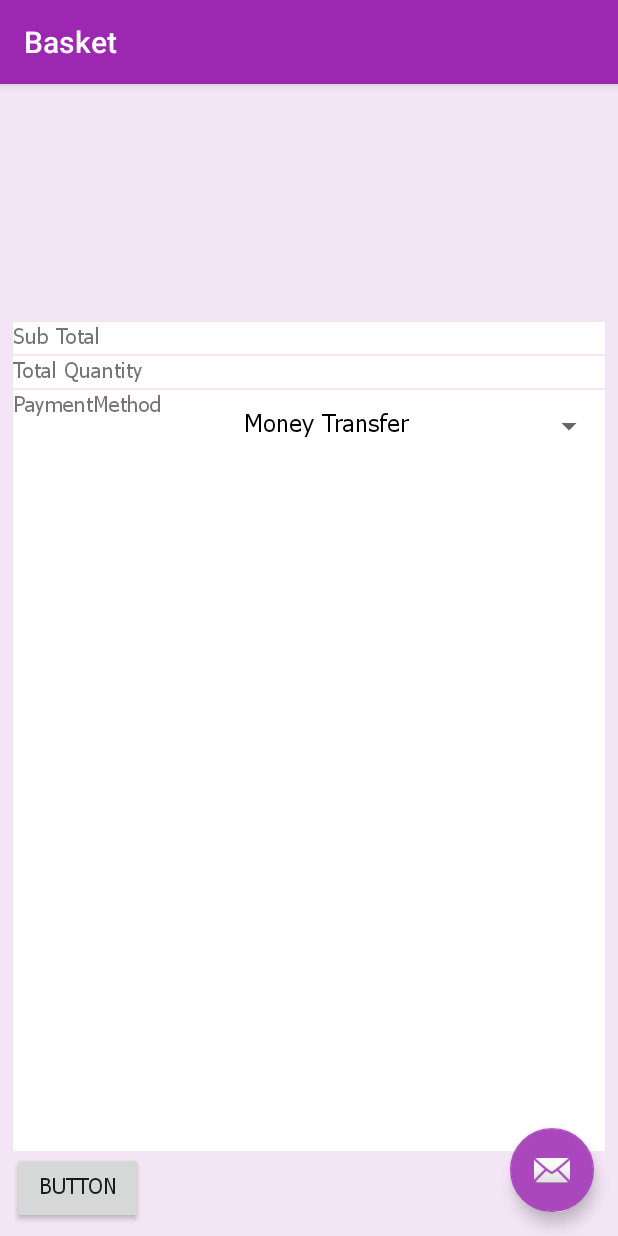
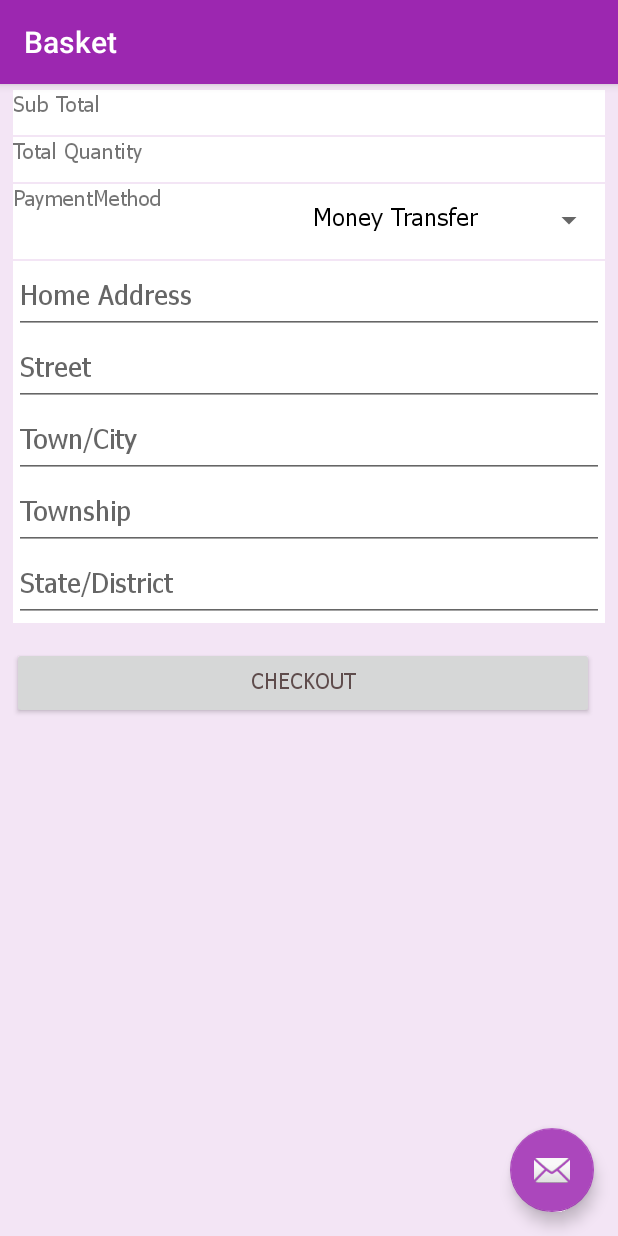
Before and after one commit to phyoaungsi/wb, an Android app: the BasketActivity screen opened directly, with no data from a screen before it, on a phone screen of 412 x 824 dp. Run offline under Robolectric (Android 15) with nearby library versions, the phone set to English and light mode, and no system bars; our stand-ins replace Firebase (no records; nobody signed in at launch, a user with empty details on screens opened directly), Picasso; pictures from the network do not load.

Commit message:
Basket list

```diff
--- a/app/src/main/java/pas/com/mm/shoopingcart/order/BasketActivity.kt
+++ b/app/src/main/java/pas/com/mm/shoopingcart/order/BasketActivity.kt
@@ -39,10 +39,13 @@ class BasketActivity() : AppCompatActivity(), BasketDataCallBack {
         mQuantityText=findViewById<TextView>(R.id.quantity_amount_label)
         mDeliveryTypeSpinner=findViewById<Spinner>(R.id.delivery_type_spinner)
         val items = ArrayList<OrderForm>()
-        adapter = BasketAdapter(this.baseContext, items)
+        adapter = BasketAdapter(this, items)
 
         gridview?.adapter = adapter
-        gridview?.layoutManager = LinearLayoutManager(this)
+        var mLayout:LinearLayoutManager=LinearLayoutManager(this)
+       mLayout.isSmoothScrollbarEnabled=false
+        gridview?.layoutManager = mLayout
+
         val user = FirebaseAuth.getInstance().currentUser
 
         var ddlList = mutableListOf<NameValue>()
@@ -67,8 +70,8 @@ class BasketActivity() : AppCompatActivity(), BasketDataCallBack {
     override fun initDataLoaded(list: MutableList<OrderForm>) {
 
         basketList=list;
-        for(i in 0..basketList.size-1){
-            db.getItemById(basketList.get(i),this)
+        for(i in 0 until basketList.size){
+            db.getItemById(basketList[i],this)
         }
     }
 
@@ -77,8 +80,8 @@ class BasketActivity() : AppCompatActivity(), BasketDataCallBack {
          var subtotal: Double =0.0
         var qty: Int =0
         for(order in basketList){
-           subtotal=subtotal+ order.amount
-            qty=qty+order.quantity
+            subtotal += order.amount
+            qty += order.quantity
         }
         mSubtotalText?.text=subtotal.toString()
         mQuantityText!!.text=qty.toString()
--- a/app/src/main/res/layout/activity_basket.xml
+++ b/app/src/main/res/layout/activity_basket.xml
@@ -18,9 +18,25 @@
             android:background="?attr/colorPrimary"
             app:popupTheme="@style/AppTheme.PopupOverlay" />
 
+
+
     </android.support.design.widget.AppBarLayout>
 
-    <include layout="@layout/content_basket" />
+    <LinearLayout
+        android:layout_width="match_parent"
+        android:layout_height="match_parent"
+        android:layout_marginBottom="10dp"
+        android:layout_marginTop="51dp"
+        android:orientation="vertical">
+
+        <include
+            layout="@layout/content_basket"
+
+            android:layout_width="match_parent"
+            android:layout_height="match_parent" />
+
+    </LinearLayout>
+
 
     <android.support.design.widget.FloatingActionButton
         android:id="@+id/fab"
--- a/app/src/main/res/layout/cart_recycler_item.xml
+++ b/app/src/main/res/layout/cart_recycler_item.xml
@@ -45,14 +45,16 @@
         android:layout_width="match_parent"
         android:layout_height="match_parent"
         android:layout_column="2"
+        android:layout_gravity="center_vertical"
         android:layout_row="2"
         android:orientation="horizontal">
 
 
         <Button
             android:id="@+id/decrease_button"
-            android:layout_width="50dp"
-            android:layout_height="50dp"
+            android:layout_width="30dp"
+            android:layout_height="30dp"
+            android:paddingBottom="25dp"
             android:text="-" />
 
         <TextView
@@ -62,27 +64,35 @@
 
             android:layout_gravity="left"
             android:layout_marginLeft="5dp"
-            android:layout_marginTop="20dp"
+            android:layout_marginTop="5dp"
 
+            android:paddingTop="5dp"
             android:text="TextView" />
 
         <Button
-            android:id="@+id/button5"
-            android:layout_width="50dp"
-            android:layout_height="50dp"
+            android:id="@+id/increase_button"
+            android:layout_width="30dp"
+            android:layout_height="30dp"
+            android:paddingBottom="12dp"
+            android:paddingRight="12dp"
             android:text="+" />
 
-        <Button
-            android:id="@+id/button3"
-            android:layout_width="90dp"
-            android:layout_height="wrap_content"
-            android:layout_column="2"
-            android:layout_gravity="right"
-            android:layout_marginLeft="20dp"
-            android:layout_marginTop="20dp"
-            android:layout_row="2"
-            android:layout_weight="1"
-            android:text="Button" />
+        <FrameLayout
+            android:layout_width="112dp"
+            android:layout_height="match_parent">
+
+            <ImageButton
+                android:id="@+id/delete_button"
+                android:layout_width="25dp"
+                android:layout_height="25dp"
+                android:layout_gravity="right"
+                android:background="@android:drawable/screen_background_light_transparent"
+                app:srcCompat="@drawable/ic_trash" />
+        </FrameLayout>
+
+
+
+
     </LinearLayout>
 
 
--- a/app/src/main/res/layout/content_basket.xml
+++ b/app/src/main/res/layout/content_basket.xml
@@ -1,18 +1,20 @@
 <?xml version="1.0" encoding="utf-8"?>
-<android.support.constraint.ConstraintLayout xmlns:android="http://schemas.android.com/apk/res/android"
+
+
+<ScrollView xmlns:android="http://schemas.android.com/apk/res/android"
     xmlns:app="http://schemas.android.com/apk/res-auto"
     xmlns:tools="http://schemas.android.com/tools"
     android:layout_width="match_parent"
     android:layout_height="match_parent"
-    app:layout_behavior="@string/appbar_scrolling_view_behavior"
     tools:context=".order.BasketActivity"
+    tools:layout_editor_absoluteY="51dp"
     tools:showIn="@layout/activity_basket">
+
 
     <LinearLayout
         android:id="@+id/linearLayout2"
-        android:layout_width="0dp"
-        android:layout_height="0dp"
-        android:layout_marginBottom="8dp"
+        android:layout_width="match_parent"
+        android:layout_height="wrap_content"
         android:layout_marginEnd="8dp"
         android:layout_marginLeft="8dp"
         android:layout_marginRight="8dp"
@@ -27,7 +29,7 @@
         <android.support.v7.widget.RecyclerView
             android:id="@+id/recycle_basket"
             android:layout_width="match_parent"
-            android:layout_height="150dp"
+            android:layout_height="wrap_content"
             android:layout_gravity="center_horizontal">
 
 
@@ -35,7 +37,7 @@
 
         <LinearLayout
             android:layout_width="match_parent"
-            android:layout_height="wrap_content"
+            android:layout_height="30dp"
             android:layout_margin="1px"
             android:background="@android:color/background_light"
             android:orientation="horizontal">
@@ -44,7 +46,7 @@
                 android:id="@+id/subtotal_label"
                 android:layout_width="115dp"
                 android:layout_height="wrap_content"
-                android:layout_gravity="left"
+                android:layout_gravity="start"
                 android:layout_weight="1"
 
                 android:text="@string/subtotal" />
@@ -53,9 +55,58 @@
                 android:id="@+id/subtotal_amount_label"
                 android:layout_width="wrap_content"
                 android:layout_height="wrap_content"
-                android:layout_gravity="right"
+                android:layout_gravity="end"
                 android:layout_weight="1"
                 android:text="" />
+
+        </LinearLayout>
+
+        <LinearLayout
+            android:layout_width="match_parent"
+            android:layout_height="30dp"
+            android:layout_margin="1px"
+            android:background="@android:color/background_light"
+            android:orientation="horizontal">
+
+            <TextView
+                android:id="@+id/quantity_label"
+                android:layout_width="115dp"
+                android:layout_height="wrap_content"
+                android:layout_gravity="start"
+                android:layout_weight="1"
+                android:text="@string/total_quantity" />
+
+            <TextView
+                android:id="@+id/quantity_amount_label"
+                android:layout_width="wrap_content"
+                android:layout_height="wrap_content"
+                android:layout_gravity="end"
+                android:layout_weight="1"
+                android:text="" />
+
+        </LinearLayout>
+
+        <LinearLayout
+            android:layout_width="match_parent"
+            android:layout_height="50dp"
+            android:layout_margin="1px"
+            android:layout_weight="1"
+            android:background="@android:color/background_light"
+            android:orientation="horizontal">
+
+            <TextView
+                android:id="@+id/payment_method_label"
+                android:layout_width="192dp"
+                android:layout_height="60dp"
+                android:layout_gravity="start"
+
+                android:text="@string/payment_method" />
+
+            <Spinner
+                android:id="@+id/delivery_type_spinner"
+                android:layout_width="match_parent"
+                android:layout_height="wrap_content" />
+
 
         </LinearLayout>
 
@@ -66,53 +117,84 @@
             android:background="@android:color/background_light"
             android:orientation="horizontal">
 
+
             <TextView
-                android:id="@+id/quantity_label"
+                android:id="@+id/delivery_address_label"
                 android:layout_width="115dp"
                 android:layout_height="wrap_content"
-                android:layout_gravity="left"
+                android:layout_gravity="start"
                 android:layout_weight="1"
-                android:text="@string/total_quantity" />
 
-            <TextView
-                android:id="@+id/quantity_amount_label"
-                android:layout_width="wrap_content"
+                android:text="@string/subtotal" />
+
+            <LinearLayout
+                android:layout_width="match_parent"
+
                 android:layout_height="wrap_content"
-                android:layout_gravity="right"
-                android:layout_weight="1"
-                android:text="" />
+                android:layout_margin="1px"
+                android:background="@android:color/background_light"
+                android:orientation="vertical">
 
-        </LinearLayout>
+                <EditText
+                    android:id="@+id/address_editText"
+                    android:layout_width="match_parent"
+                    android:layout_height="wrap_content"
+                    android:layout_weight="1"
+                    android:ems="10"
+                    android:hint="@string/home_address"
+                    android:inputType="text" />
 
-        <LinearLayout
-            android:layout_width="match_parent"
-            android:layout_height="wrap_content"
-            android:layout_margin="1px"
-            android:layout_weight="1"
-            android:background="@android:color/background_light"
-            android:orientation="horizontal">
+                <EditText
+                    android:id="@+id/street_editText"
+                    android:layout_width="match_parent"
+                    android:layout_height="wrap_content"
+                    android:layout_weight="1"
+                    android:ems="10"
+                    android:hint="@string/street"
+                    android:inputType="text" />
 
-            <TextView
-                android:id="@+id/payment_method_label"
-                android:layout_width="292dp"
-                android:layout_height="wrap_content"
-                android:layout_gravity="left"
-                android:layout_weight="1"
-                android:text="@string/payment_method" />
 
-            <Spinner
-                android:id="@+id/delivery_type_spinner"
-                android:layout_width="match_parent"
-                android:layout_height="wrap_content"
-                android:layout_weight="1" />
+                <EditText
+                    android:id="@+id/town_city_editText"
+                    android:layout_width="match_parent"
+                    android:layout_height="wrap_content"
+                    android:layout_weight="1"
+                    android:ems="10"
+                    android:hint="@string/town_city"
+                    android:inputType="text" />
+
+                <EditText
+                    android:id="@+id/township_editText"
+                    android:layout_width="match_parent"
+                    android:layout_height="wrap_content"
+                    android:layout_weight="1"
+                    android:ems="10"
+                    android:hint="@string/township"
+                    android:inputType="text" />
+
+                <EditText
+                    android:id="@+id/state_editText"
+                    android:layout_width="match_parent"
+                    android:layout_height="wrap_content"
+                    android:layout_weight="1"
+                    android:ems="10"
+                    android:hint="@string/state_district"
+                    android:inputType="text" />
+            </LinearLayout>
 
 
         </LinearLayout>
 
         <Button
             android:id="@+id/button2"
-            android:layout_width="wrap_content"
+            android:layout_width="match_parent"
             android:layout_height="wrap_content"
-            android:text="Button" />
+            android:layout_marginEnd="8dp"
+            android:layout_marginTop="15dp"
+            android:text="@string/checkout"
+            app:layout_constraintEnd_toEndOf="parent"
+            app:layout_constraintTop_toTopOf="parent" />
     </LinearLayout>
-</android.support.constraint.ConstraintLayout>
+
+
+</ScrollView>
--- a/app/src/main/res/values/colors.xml
+++ b/app/src/main/res/values/colors.xml
@@ -8,5 +8,6 @@
     <color name="black_overlay">#66000000</color>
     <color name="app_background">#f3e5f5</color>
     <color name="colorBackground">#f3e5f5</color>
+    <color name="text_color_primary">#dd4c3636</color>
 
 </resources>
--- a/app/src/main/res/values/strings.xml
+++ b/app/src/main/res/values/strings.xml
@@ -87,4 +87,10 @@ Yangon, Myanmar</string>
     <string name="subtotal">Sub Total</string>
     <string name="total_quantity">Total Quantity</string>
     <string name="payment_method">PaymentMethod</string>
+    <string name="checkout">Checkout</string>
+    <string name="home_address">Home Address</string>
+    <string name="street">Street</string>
+    <string name="town_city">Town/City</string>
+    <string name="township">Township</string>
+    <string name="state_district">State/District</string>
 </resources>
--- a/app/src/main/res/values/styles.xml
+++ b/app/src/main/res/values/styles.xml
@@ -9,6 +9,7 @@
         <item name="android:colorBackground">@color/background_material_light</item>
         <item name="android:typeface">monospace</item>
         <item name="android:windowBackground">@color/colorBackground</item>
+        <item name="android:textColorPrimary">@color/text_color_primary</item>
     </style>
 
     <style name="AppTheme.NoActionBar">
```
Also changed, not shown: app/src/main/res/drawable/ic_trash.png (added).
